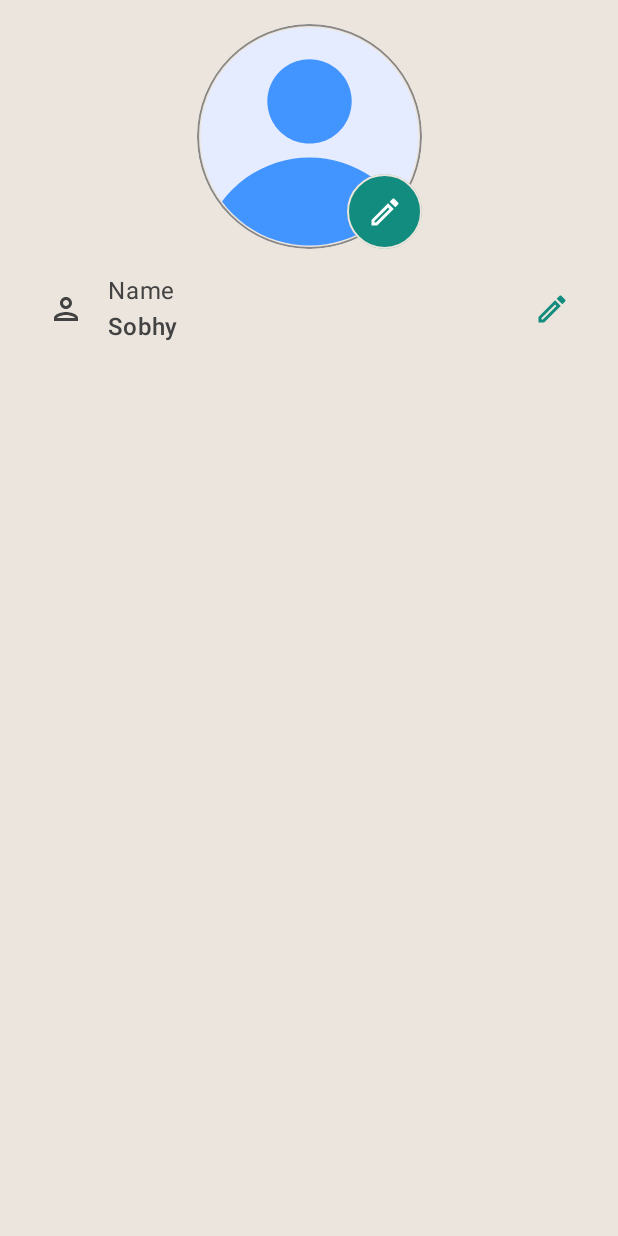
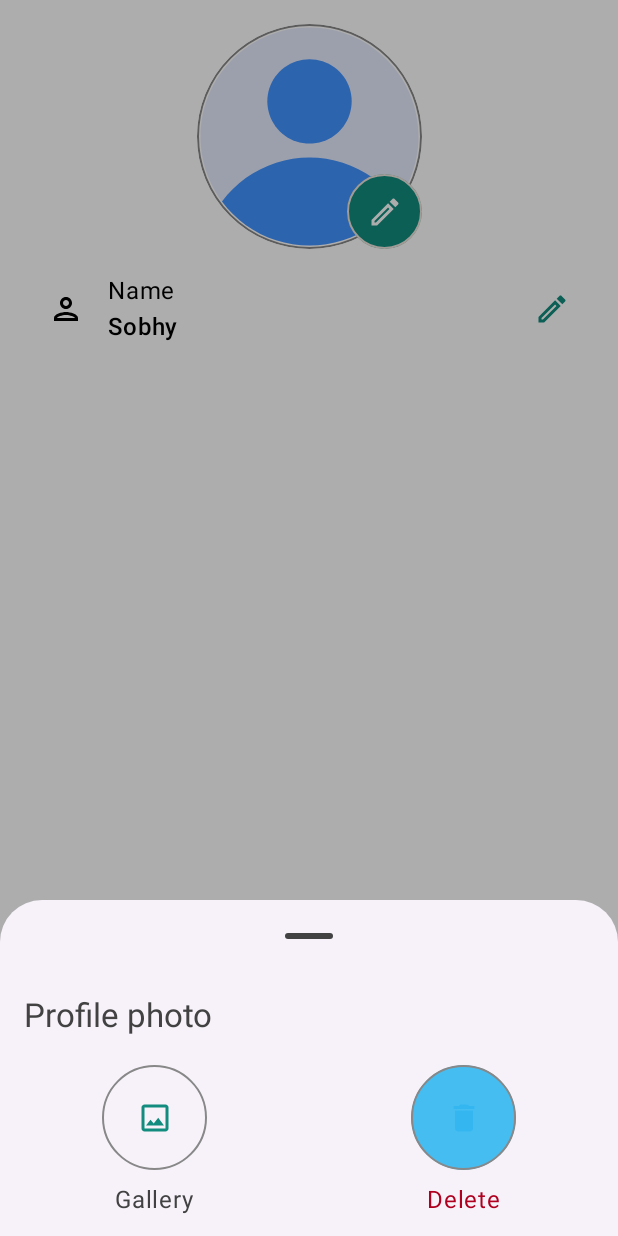
Before and after one commit to Sobhy-Abdelhakam/Jameya, an Android app built with Jetpack Compose: the composable ProfileScreenContent shown on its own in the app's theme, after a tap on "Edit", on a phone screen of 412 x 824 dp. Run offline under Robolectric (Android 15) with nearby library versions, the phone set to English and light mode, and no system bars; pictures from the network do not load.

Commit message:
add profile image with coil, add bottom sheet to change image

```diff
--- a/app/build.gradle.kts
+++ b/app/build.gradle.kts
@@ -73,4 +73,9 @@ dependencies {
     implementation(platform("io.github.jan-tennert.supabase:bom:3.0.3"))
     implementation("io.github.jan-tennert.supabase:postgrest-kt")
     implementation("io.ktor:ktor-client-android:3.0.3")
+    // coil
+    implementation("io.coil-kt.coil3:coil-compose:3.0.4")
+    implementation("io.coil-kt.coil3:coil-network-okhttp:3.0.4")
+    //icons
+    implementation("androidx.compose.material:material-icons-extended")
 }
--- a/app/src/main/AndroidManifest.xml
+++ b/app/src/main/AndroidManifest.xml
@@ -1,6 +1,8 @@
 <?xml version="1.0" encoding="utf-8"?>
 <manifest xmlns:android="http://schemas.android.com/apk/res/android"
     xmlns:tools="http://schemas.android.com/tools">
+
+    <uses-permission android:name="android.permission.INTERNET"/>
 
     <application
         android:allowBackup="true"
--- /dev/null
+++ b/app/src/main/java/dev/sobhy/jameya/presentation/profile/components/ChangeImageBottomSheet.kt
@@ -0,0 +1,114 @@
+@file:OptIn(ExperimentalMaterial3Api::class)
+
+package dev.sobhy.jameya.presentation.profile.components
+
+import android.net.Uri
+import androidx.compose.foundation.border
+import androidx.compose.foundation.layout.Arrangement
+import androidx.compose.foundation.layout.Column
+import androidx.compose.foundation.layout.Row
+import androidx.compose.foundation.layout.fillMaxWidth
+import androidx.compose.foundation.layout.padding
+import androidx.compose.foundation.layout.size
+import androidx.compose.foundation.shape.CircleShape
+import androidx.compose.material.icons.Icons
+import androidx.compose.material.icons.filled.Delete
+import androidx.compose.material.icons.outlined.Image
+import androidx.compose.material3.ExperimentalMaterial3Api
+import androidx.compose.material3.Icon
+import androidx.compose.material3.IconButton
+import androidx.compose.material3.IconButtonDefaults
+import androidx.compose.material3.MaterialTheme
+import androidx.compose.material3.ModalBottomSheet
+import androidx.compose.material3.Text
+import androidx.compose.runtime.Composable
+import androidx.compose.ui.Alignment
+import androidx.compose.ui.Modifier
+import androidx.compose.ui.graphics.Color
+import androidx.compose.ui.unit.dp
+
+@Composable
+fun ChangeImageBottomSheet(
+    dismissBottomSheet: () -> Unit,
+    imageUrl: String?,
+    imageChanged: (Uri?) -> Unit,
+) {
+        ModalBottomSheet(
+            onDismissRequest = dismissBottomSheet,
+        ) {
+            Text(
+                text = "Profile photo",
+                style = MaterialTheme.typography.titleLarge,
+                modifier = Modifier.padding(16.dp),
+            )
+            Row(
+                modifier = Modifier.fillMaxWidth(),
+                horizontalArrangement = Arrangement.SpaceAround,
+            ) {
+                Column(
+                    modifier = Modifier.padding(4.dp),
+                    horizontalAlignment = Alignment.CenterHorizontally,
+                ) {
+                    IconButton(
+                        onClick = {
+//                            galleryLauncher.launch("image/*")
+                            dismissBottomSheet()
+                        },
+                        modifier =
+                        Modifier
+                            .size(70.dp)
+                            .border(
+                                width = 1.dp,
+                                color = Color.Gray,
+                                shape = CircleShape,
+                            ),
+                    ) {
+                        Icon(
+                            imageVector = Icons.Outlined.Image,
+                            contentDescription = null,
+                            tint = MaterialTheme.colorScheme.primary,
+                        )
+                    }
+                    Text(text = "Gallery", modifier = Modifier.padding(8.dp))
+                }
+                Column(
+                    modifier = Modifier.padding(4.dp),
+                    horizontalAlignment = Alignment.CenterHorizontally,
+                ) {
+                    IconButton(
+                        onClick = {
+                            imageChanged(null)
+                            dismissBottomSheet()
+                        },
+                        modifier =
+                        Modifier
+                            .size(70.dp)
+                            .border(
+                                width = 1.dp,
+                                color = Color.Gray,
+                                shape = CircleShape,
+                            ),
+                        colors =
+                        IconButtonDefaults.iconButtonColors(
+                            containerColor = MaterialTheme.colorScheme.errorContainer,
+                            contentColor = MaterialTheme.colorScheme.error,
+                            disabledContainerColor = MaterialTheme.colorScheme.secondaryContainer,
+                            disabledContentColor = MaterialTheme.colorScheme.secondary,
+                        ),
+                        enabled = imageUrl != null,
+                    ) {
+                        Icon(
+                            imageVector = Icons.Default.Delete,
+                            contentDescription = null,
+                        )
+                    }
+                    Text(
+                        text = "Delete",
+                        modifier = Modifier.padding(8.dp),
+                        color = MaterialTheme.colorScheme.error,
+                    )
+                }
+            }
+        }
+
+}
--- a/app/src/main/java/dev/sobhy/jameya/presentation/profile/components/ProfileScreenContent.kt
+++ b/app/src/main/java/dev/sobhy/jameya/presentation/profile/components/ProfileScreenContent.kt
@@ -1,61 +1,28 @@
 package dev.sobhy.jameya.presentation.profile.components
 
-import androidx.compose.foundation.Image
-import androidx.compose.foundation.border
-import androidx.compose.foundation.layout.Box
 import androidx.compose.foundation.layout.Column
-import androidx.compose.foundation.layout.fillMaxSize
 import androidx.compose.foundation.layout.padding
-import androidx.compose.foundation.layout.size
-import androidx.compose.foundation.shape.CircleShape
 import androidx.compose.material.icons.Icons
-import androidx.compose.material.icons.outlined.Edit
 import androidx.compose.material.icons.outlined.Person
-import androidx.compose.material3.Icon
-import androidx.compose.material3.IconButton
-import androidx.compose.material3.IconButtonDefaults
-import androidx.compose.material3.MaterialTheme
 import androidx.compose.runtime.Composable
+import androidx.compose.runtime.getValue
+import androidx.compose.runtime.mutableStateOf
+import androidx.compose.runtime.remember
+import androidx.compose.runtime.setValue
 import androidx.compose.ui.Alignment
 import androidx.compose.ui.Modifier
-import androidx.compose.ui.draw.clip
-import androidx.compose.ui.graphics.Color
-import androidx.compose.ui.layout.ContentScale
-import androidx.compose.ui.res.painterResource
 import androidx.compose.ui.unit.dp
-import dev.sobhy.jameya.R
 
 @Composable
 fun ProfileScreenContent(modifier: Modifier = Modifier) {
+    var showBottomSheet by remember { mutableStateOf(false) }
     Column(modifier = modifier.padding(16.dp), horizontalAlignment = Alignment.CenterHorizontally) {
-        Box(modifier = Modifier.size(150.dp)) {
-            Image(
-                painter = painterResource(id = R.drawable.profile),
-                contentDescription = "Profile image",
-                modifier = Modifier
-                    .fillMaxSize()
-                    .clip(CircleShape)
-                    .border(
-                        width = 1.dp,
-                        color = Color.Gray,
-                        shape = CircleShape
-                    ),
-                contentScale = ContentScale.Crop
-            )
-            IconButton(
-                onClick = { /*TODO*/ },
-                colors = IconButtonDefaults.filledIconButtonColors(),
-                modifier = Modifier
-                    .align(Alignment.BottomEnd)
-                    .size(50.dp)
-                    .border(
-                        width = 1.dp,
-                        color = MaterialTheme.colorScheme.background,
-                        shape = CircleShape
-                    )
-            ) {
-                Icon(imageVector = Icons.Outlined.Edit, contentDescription = "Edit")
-            }
+        ProfileImageWithEditIcon(
+            imageUrl = "https://image.tmdb.org/t/p/original/9hGF3WUkBf7cSjMg0cdMDHJkByd.jpg",
+            editIconClick = { showBottomSheet = true }
+        )
+        if (showBottomSheet){
+            ChangeImageBottomSheet(dismissBottomSheet = { showBottomSheet = false }, imageUrl = null, imageChanged = {})
         }
         InformationRow(icon = Icons.Outlined.Person, title = "Name", value = "Sobhy")
     }
--- /dev/null
+++ b/app/src/main/java/dev/sobhy/jameya/ui/compnents/ProfileImage.kt
@@ -0,0 +1,36 @@
+package dev.sobhy.jameya.ui.compnents
+
+import androidx.compose.foundation.border
+import androidx.compose.foundation.layout.fillMaxSize
+import androidx.compose.foundation.shape.CircleShape
+import androidx.compose.runtime.Composable
+import androidx.compose.ui.Modifier
+import androidx.compose.ui.draw.clip
+import androidx.compose.ui.graphics.Color
+import androidx.compose.ui.layout.ContentScale
+import androidx.compose.ui.res.painterResource
+import androidx.compose.ui.unit.dp
+import coil3.compose.AsyncImage
+import dev.sobhy.jameya.R
+
+@Composable
+fun ProfileImage(
+    imageUrl: String?,
+    modifier: Modifier = Modifier
+) {
+    AsyncImage(
+        model = imageUrl,
+        placeholder = painterResource(id = R.drawable.profile),
+        error = painterResource(id = R.drawable.profile),
+        fallback = painterResource(id = R.drawable.profile),
+        contentDescription = "Profile Image",
+        contentScale = ContentScale.Crop,
+        modifier = modifier
+            .clip(CircleShape)
+            .border(
+                width = 1.dp,
+                color = Color.Gray,
+                shape = CircleShape
+            ),
+    )
+}
```
Also changed, not shown: app/src/main/java/dev/sobhy/jameya/presentation/home/HomeScreen.kt (+12 -5 lines), app/src/main/java/dev/sobhy/jameya/presentation/profile/components/ProfileImageWithEditIcon.kt (+5 -17 lines).
